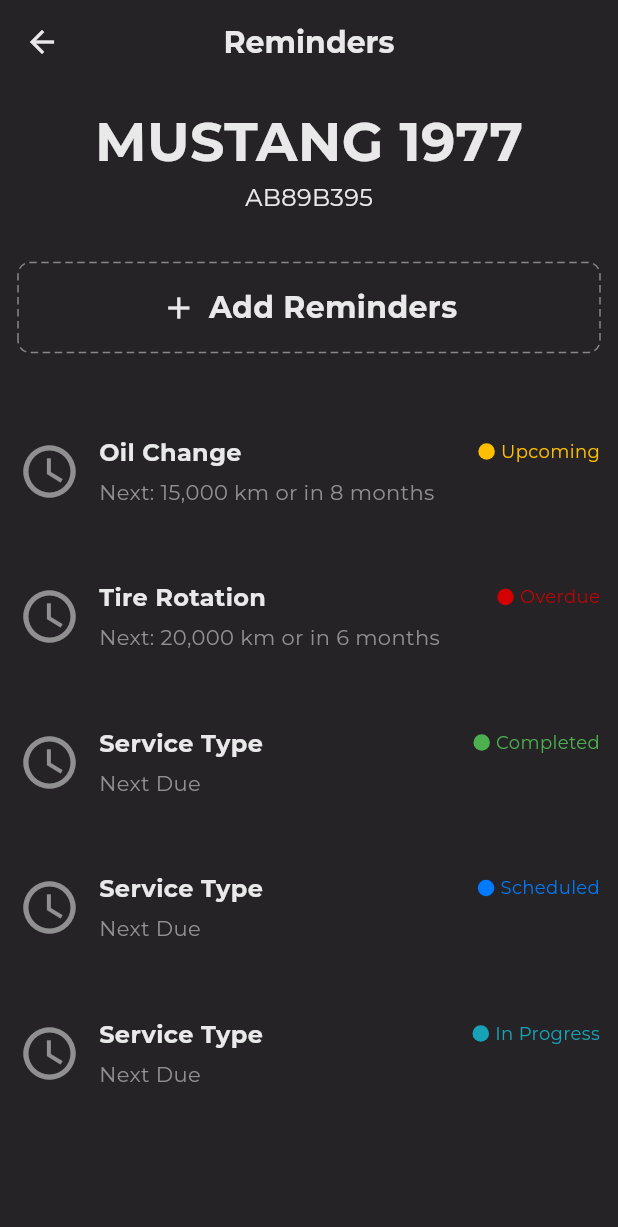
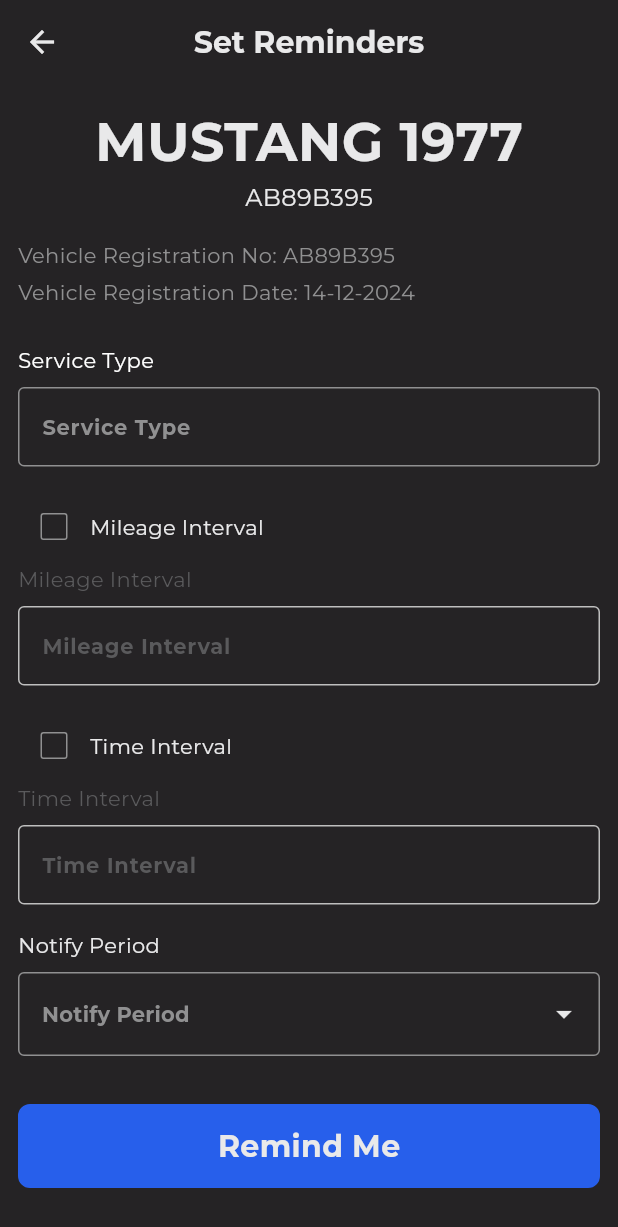
Before and after one commit to NeonCoders-UoM/mobile-app-frontend, a Flutter app: the RemindersPage screen opened directly, after a tap on "Add Reminders", on a phone screen of 412 x 824 dp. Shown: the top 1227 px of the screen. Run offline on Flutter 3.47's test engine with Material 3 defaults, Android fonts, the phone set to English and light mode, and no system bars; drawn by our look-alikes of dotted_border; our stand-ins replace flutter_svg, google_fonts.

Commit message:
Create set reminders page

```diff
--- a/mobile_app_frontend/lib/presentation/pages/scheduled_reminders.dart
+++ b/mobile_app_frontend/lib/presentation/pages/scheduled_reminders.dart
@@ -5,12 +5,18 @@
 import 'package:mobile_app_frontend/presentation/components/molecules/reminder_details_dialog.dart';
 import 'package:mobile_app_frontend/presentation/components/molecules/service_reminder_card.dart';
 import 'package:mobile_app_frontend/presentation/components/molecules/vehicle_header.dart';
+import 'package:mobile_app_frontend/presentation/pages/set_reminder_page.dart';
 
-class RemindersPage extends StatelessWidget {
+class RemindersPage extends StatefulWidget {
   const RemindersPage({Key? key}) : super(key: key);
 
-  // Sample data (replace with actual data source)
-  final List<Map<String, dynamic>> reminders = const [
+  @override
+  _RemindersPageState createState() => _RemindersPageState();
+}
+
+class _RemindersPageState extends State<RemindersPage> {
+  // Make the reminders list mutable
+  List<Map<String, dynamic>> reminders = [
     {
       'title': 'Oil Change',
       'description': 'Next: 15,000 km or in 8 months',
@@ -78,30 +84,39 @@
             Padding(
               padding: const EdgeInsets.symmetric(horizontal: 12.0),
               child: AddReminderButton(
-                onPressed: () {
-                  // Add your desired functionality here
+                onPressed: () async {
+                  // Navigate to SetReminderPage and wait for the result
+                  final newReminder = await Navigator.push(
+                    context,
+                    MaterialPageRoute(
+                        builder: (context) => const SetReminderPage()),
+                  );
+                  if (newReminder != null) {
+                    setState(() {
+                      reminders.add(newReminder);
+                    });
+                  }
                 },
               ),
             ),
-            const SizedBox(height: 32.0), // Padding between button and list
+            const SizedBox(height: 32.0),
             ListView.separated(
-              shrinkWrap: true, // Needed inside SingleChildScrollView
-              physics:
-                  const NeverScrollableScrollPhysics(), // Disable ListView's scrolling
+              shrinkWrap: true,
+              physics: const NeverScrollableScrollPhysics(),
               itemCount: reminders.length,
               itemBuilder: (context, index) {
                 final reminder = reminders[index];
                 return ServiceReminderCard(
-                  title: reminder['title'],
-                  description: reminder['description'],
-                  status: reminder['status'],
+                  title: reminder['title'] ?? 'Untitled',
+                  description: reminder['description'] ?? 'No description',
+                  status: reminder['status'] ?? ServiceStatus.upcoming,
                   onTap: () {
                     showDialog(
                       context: context,
                       builder: (context) => ReminderDetailsDialog(
                         title: reminder['title'],
                         nextDue: reminder['nextDue'],
-                        status: reminder['status'],
+                        status: reminder['status'] ?? ServiceStatus.upcoming,
                         mileageInterval: reminder['mileageInterval'],
                         timeInterval: reminder['timeInterval'],
                         lastServiceDate: reminder['lastServiceDate'],
@@ -116,8 +131,7 @@
                   },
                 );
               },
-              separatorBuilder: (context, index) =>
-                  const SizedBox(height: 4.0), // 4px padding between items
+              separatorBuilder: (context, index) => const SizedBox(height: 4.0),
             ),
           ],
         ),
--- /dev/null
+++ b/mobile_app_frontend/lib/presentation/pages/set_reminder_page.dart
@@ -0,0 +1,317 @@
+import 'package:flutter/material.dart';
+import 'package:mobile_app_frontend/core/theme/app_colors.dart';
+import 'package:mobile_app_frontend/core/theme/app_text_styles.dart';
+import 'package:mobile_app_frontend/presentation/components/atoms/button.dart';
+import 'package:mobile_app_frontend/presentation/components/atoms/enums/button_size.dart';
+import 'package:mobile_app_frontend/presentation/components/atoms/enums/button_type.dart';
+import 'package:mobile_app_frontend/presentation/components/atoms/enums/input_field_state.dart';
+import 'package:mobile_app_frontend/presentation/components/atoms/text_field.dart';
+import 'package:mobile_app_frontend/presentation/components/molecules/custom_app_bar.dart';
+import 'package:mobile_app_frontend/presentation/components/molecules/service_reminder_card.dart';
+import 'package:mobile_app_frontend/presentation/components/molecules/vehicle_header.dart';
+
+class SetReminderPage extends StatefulWidget {
+  const SetReminderPage({Key? key}) : super(key: key);
+
+  @override
+  _SetReminderPageState createState() => _SetReminderPageState();
+}
+
+class _SetReminderPageState extends State<SetReminderPage> {
+  // Controllers for input fields
+  final TextEditingController _serviceTypeController = TextEditingController();
+  final TextEditingController _mileageIntervalController =
+      TextEditingController();
+  final TextEditingController _timeIntervalController = TextEditingController();
+
+  // State for checkboxes
+  bool _isMileageIntervalEnabled = false;
+  bool _isTimeIntervalEnabled = false;
+
+  // State for notify period dropdown
+  String? _selectedNotifyPeriod;
+
+  // List of notify period options
+  final List<String> _notifyPeriods = [
+    '1 day before',
+    '3 days before',
+    '7 days before',
+    '14 days before',
+    '30 days before',
+  ];
+
+  @override
+  void dispose() {
+    _serviceTypeController.dispose();
+    _mileageIntervalController.dispose();
+    _timeIntervalController.dispose();
+    super.dispose();
+  }
+
+  @override
+  Widget build(BuildContext context) {
+    return Scaffold(
+      backgroundColor: AppColors.neutral400,
+      appBar: const CustomAppBar(
+        title: 'Set Reminders',
+        showTitle: true,
+      ),
+      body: SingleChildScrollView(
+        child: Column(
+          crossAxisAlignment: CrossAxisAlignment.start,
+          children: [
+            // Vehicle Header
+            const VehicleHeader(
+              vehicleName: 'Mustang 1977',
+              vehicleId: 'AB89B395',
+            ),
+            Padding(
+              padding: const EdgeInsets.symmetric(horizontal: 12.0),
+              child: Column(
+                crossAxisAlignment: CrossAxisAlignment.start,
+                children: [
+                  // Additional vehicle details
+                  Text(
+                    'Vehicle Registration No: AB89B395',
+                    style: AppTextStyles.textSmRegular.copyWith(
+                      color: AppColors.neutral200,
+                    ),
+                  ),
+                  const SizedBox(height: 4.0),
+                  Text(
+                    'Vehicle Registration Date: 14-12-2024',
+                    style: AppTextStyles.textSmRegular.copyWith(
+                      color: AppColors.neutral200,
+                    ),
+                  ),
+                  const SizedBox(height: 24.0),
+                  // Service Type Input
+                  InputFieldAtom(
+                    state: InputFieldState.defaultState,
+                    label: 'Service Type',
+                    placeholder: 'Service Type',
+                    controller: _serviceTypeController,
+                    onChanged: (value) {
+                      setState(() {});
+                    },
+                  ),
+                  const SizedBox(height: 16.0),
+                  // Mileage Interval Checkbox and Input
+                  Row(
+                    children: [
+                      Checkbox(
+                        value: _isMileageIntervalEnabled,
+                        onChanged: (value) {
+                          setState(() {
+                            _isMileageIntervalEnabled = value ?? false;
+                            if (!_isMileageIntervalEnabled) {
+                              _mileageIntervalController.clear();
+                            }
+                          });
+                        },
+                        activeColor: AppColors.primary200,
+                        checkColor: AppColors.neutral100,
+                        side: const BorderSide(color: AppColors.neutral200),
+                      ),
+                      Text(
+                        'Mileage Interval',
+                        style: AppTextStyles.textSmRegular.copyWith(
+                          color: AppColors.neutral100,
+                        ),
+                      ),
+                    ],
+                  ),
+                  InputFieldAtom(
+                    state: _isMileageIntervalEnabled
+                        ? InputFieldState.defaultState
+                        : InputFieldState.disabled,
+                    label: 'Mileage Interval',
+                    placeholder: 'Mileage Interval',
+                    controller: _mileageIntervalController,
+                    keyboardType: TextInputType.number,
+                    onChanged: _isMileageIntervalEnabled
+                        ? (value) {
+                            setState(() {});
+                          }
+                        : null,
+                  ),
+                  const SizedBox(height: 16.0),
+                  // Time Interval Checkbox and Input
+                  Row(
+                    children: [
+                      Checkbox(
+                        value: _isTimeIntervalEnabled,
+                        onChanged: (value) {
+                          setState(() {
+                            _isTimeIntervalEnabled = value ?? false;
+                            if (!_isTimeIntervalEnabled) {
+                              _timeIntervalController.clear();
+                            }
+                          });
+                        },
+                        activeColor: AppColors.primary200,
+                        checkColor: AppColors.neutral100,
+                        side: const BorderSide(color: AppColors.neutral200),
+                      ),
+                      Text(
+                        'Time Interval',
+                        style: AppTextStyles.textSmRegular.copyWith(
+                          color: AppColors.neutral100,
+                        ),
+                      ),
+                    ],
+                  ),
+                  InputFieldAtom(
+                    state: _isTimeIntervalEnabled
+                        ? InputFieldState.defaultState
+                        : InputFieldState.disabled,
+                    label: 'Time Interval',
+                    placeholder: 'Time Interval',
+                    controller: _timeIntervalController,
+                    keyboardType: TextInputType.number,
+                    onChanged: _isTimeIntervalEnabled
+                        ? (value) {
+                            setState(() {});
+                          }
+                        : null,
+                  ),
+                  const SizedBox(height: 16.0),
+                  // Notify Period Dropdown
+                  Text(
+                    'Notify Period',
+                    style: AppTextStyles.textSmRegular.copyWith(
+                      color: AppColors.neutral100,
+                    ),
+                  ),
+                  const SizedBox(height: 8.0),
+                  DropdownButtonFormField<String>(
+                    value: _selectedNotifyPeriod,
+                    hint: Text(
+                      'Notify Period',
+                      style: AppTextStyles.textSmSemibold.copyWith(
+                        color: AppColors.neutral200,
+                      ),
+                    ),
+                    items: _notifyPeriods.map((String period) {
+                      return DropdownMenuItem<String>(
+                        value: period,
+                        child: Text(
+                          period,
+                          style: AppTextStyles.textSmRegular.copyWith(
+                            color: AppColors.neutral100,
+                          ),
+                        ),
+                      );
+                    }).toList(),
+                    onChanged: (String? newValue) {
+                      setState(() {
+                        _selectedNotifyPeriod = newValue;
+                      });
+                    },
+                    decoration: InputDecoration(
+                      filled: true,
+                      fillColor: Colors.transparent,
+                      border: OutlineInputBorder(
+                        borderSide:
+                            const BorderSide(color: AppColors.neutral200),
+                        borderRadius: BorderRadius.circular(4),
+                      ),
+                      enabledBorder: OutlineInputBorder(
+                        borderSide:
+                            const BorderSide(color: AppColors.neutral200),
+                        borderRadius: BorderRadius.circular(4),
+                      ),
+                      focusedBorder: OutlineInputBorder(
+                        borderSide: const BorderSide(
+                            color: AppColors.neutral200, width: 2),
+                        borderRadius: BorderRadius.circular(4),
+                      ),
+                    ),
+                    dropdownColor: AppColors.neutral400,
+                    iconEnabledColor: AppColors.neutral100,
+                  ),
+                  const SizedBox(height: 32.0),
+                  // Remind Me Button
+                  // In SetReminderPage
+                  Center(
+                    child: CustomButton(
+                      label: 'Remind Me',
+                      type: ButtonType.primary,
+                      size: ButtonSize.large,
+                      customWidth: double.infinity,
+                      onTap: () {
+                        // Validate inputs before proceeding
+                        if (_serviceTypeController.text.isEmpty) {
+                          ScaffoldMessenger.of(context).showSnackBar(
+                            const SnackBar(
+                                content: Text('Please enter a service type')),
+                          );
+                          return;
+                        }
+                        if (!_isMileageIntervalEnabled &&
+                            !_isTimeIntervalEnabled) {
+                          ScaffoldMessenger.of(context).showSnackBar(
+                            const SnackBar(
+                                content: Text(
+                                    'Please select at least one interval (Mileage or Time)')),
+                          );
+                          return;
+                        }
+                        if (_isMileageIntervalEnabled &&
+                            _mileageIntervalController.text.isEmpty) {
+                          ScaffoldMessenger.of(context).showSnackBar(
+                            const SnackBar(
+                                content:
+                                    Text('Please enter a mileage interval')),
+                          );
+                          return;
+                        }
+                        if (_isTimeIntervalEnabled &&
+                            _timeIntervalController.text.isEmpty) {
+                          ScaffoldMessenger.of(context).showSnackBar(
+                            const SnackBar(
+                                content: Text('Please enter a time interval')),
+                          );
+                          return;
+                        }
+                        if (_selectedNotifyPeriod == null) {
+                          ScaffoldMessenger.of(context).showSnackBar(
+                            const SnackBar(
+                                content: Text('Please select a notify period')),
+                          );
+                          return;
+                        }
+
+                        // Create the new reminder
+                        final newReminder = {
+                          'title': _serviceTypeController.text,
+                          'description':
+                              'Next: ${_isMileageIntervalEnabled ? _mileageIntervalController.text + ' km' : ''}${_isMileageIntervalEnabled && _isTimeIntervalEnabled ? ' or ' : ''}${_isTimeIntervalEnabled ? 'in ' + _timeIntervalController.text + ' months' : ''}',
+                          'status': ServiceStatus.upcoming,
+                          'nextDue':
+                              'Next: ${_isMileageIntervalEnabled ? _mileageIntervalController.text + ' km' : ''}${_isMileageIntervalEnabled && _isTimeIntervalEnabled ? ' or ' : ''}${_isTimeIntervalEnabled ? 'in ' + _timeIntervalController.text + ' months' : ''}',
+                          'mileageInterval': _isMileageIntervalEnabled
+                              ? _mileageIntervalController.text + 'km'
+                              : 'Not specified',
+                          'timeInterval': _isTimeIntervalEnabled
+                              ? _timeIntervalController.text + ' months'
+                              : 'Not specified',
+                          'lastServiceDate': 'Not specified',
+                          'notifyPeriod': _selectedNotifyPeriod,
+                        };
+
+                        // Return the new reminder and navigate back
+                        Navigator.pop(context, newReminder);
+                      },
+                    ),
+                  ),
+                  const SizedBox(height: 16.0),
+                ],
+              ),
+            ),
+          ],
+        ),
+      ),
+    );
+  }
+}
```
Also changed, not shown: mobile_app_frontend/lib/main.dart (+46 -21 lines), mobile_app_frontend/lib/core/theme/app_theme.dart (deleted), mobile_app_frontend/lib/presentation/components/atoms/custom_icon.dart (deleted), mobile_app_frontend/lib/presentation/components/atoms/error_message.dart (deleted), mobile_app_frontend/lib/presentation/components/atoms/loading_spinner.dart (deleted), mobile_app_frontend/lib/presentation/components/molecules/dropdown_selector.dart (deleted), mobile_app_frontend/lib/presentation/components/molecules/search_bar.dart (deleted), mobile_app_frontend/lib/presentation/components/molecules/vehicle_info_tile.dart (deleted), mobile_app_frontend/lib/presentation/components/organisms/service_list.dart (deleted), mobile_app_frontend/lib/presentation/pages/home_page.dart (deleted), mobile_app_frontend/lib/presentation/pages/login_page.dart (deleted).
